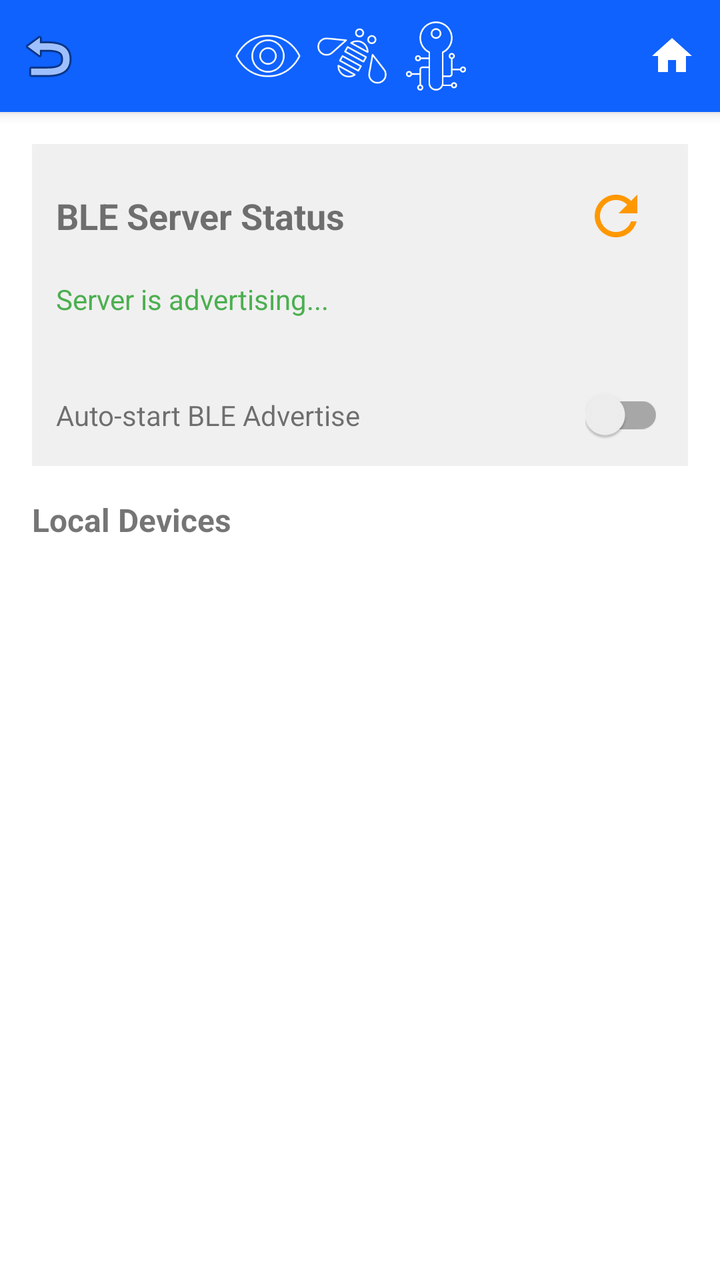
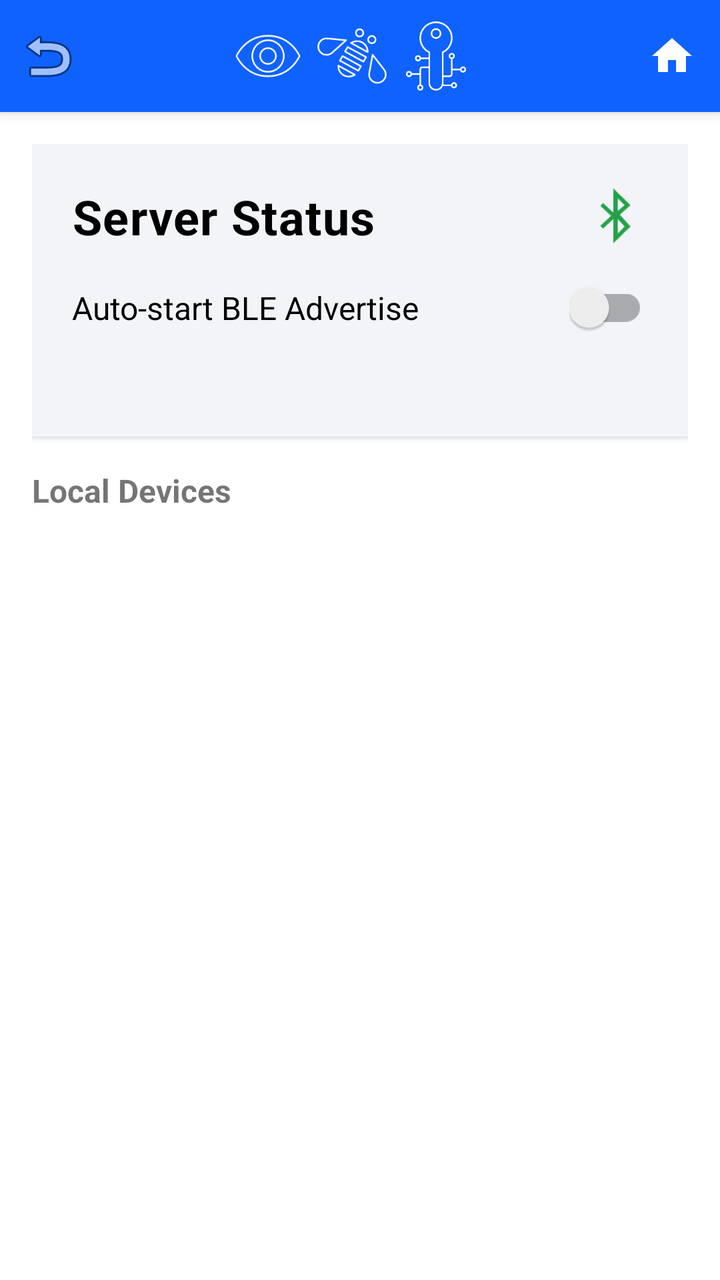

Compare the two renders of this Android layout. The source of the first and the diff that turns it into the second are given below.
<!-- AndroidManifest.xml: activity theme AppTheme.NoActionBar -->
<!-- res/layout/activity_server.xml -->
<?xml version="1.0" encoding="utf-8"?>
<LinearLayout xmlns:android="http://schemas.android.com/apk/res/android"
    xmlns:app="http://schemas.android.com/apk/res-auto"
    android:layout_width="match_parent"
    android:layout_height="match_parent"
    android:orientation="vertical"
    android:background="@android:color/white">

    
    <include
        layout="@layout/toolbar_with_back"
        android:layout_width="match_parent"
        android:layout_height="wrap_content" />

    <LinearLayout
        android:layout_width="match_parent"
        android:layout_height="match_parent"
        android:orientation="vertical"
        android:padding="16dp"
        android:background="@android:color/white">

    
    <LinearLayout
        android:layout_width="match_parent"
        android:layout_height="wrap_content"
        android:orientation="vertical"
        android:background="#F0F0F0"
        android:padding="12dp"
        android:layout_marginBottom="16dp">

        <LinearLayout
            android:layout_width="match_parent"
            android:layout_height="wrap_content"
            android:orientation="horizontal"
            android:gravity="center_vertical"
            android:layout_marginBottom="8dp">

            <TextView
                android:id="@+id/serverStatusTitle"
                android:layout_width="0dp"
                android:layout_height="wrap_content"
                android:layout_weight="1"
                android:text="@string/ble_server_status"
                android:textSize="18sp"
                android:textStyle="bold" />

            <ImageButton
                android:id="@+id/restartServiceButton"
                android:layout_width="48dp"
                android:layout_height="48dp"
                android:src="@drawable/ic_refresh"
                android:background="?attr/selectableItemBackgroundBorderless"
                android:contentDescription="Restart HID Service"
                android:scaleType="fitCenter"
                android:padding="8dp"
                android:tint="#FF9800" />
        </LinearLayout>

        <TextView
            android:id="@+id/serverStatusText"
            android:layout_width="match_parent"
            android:layout_height="wrap_content"
            android:text="@string/ble_server_status_text"
            android:textColor="#4CAF50" />

        <TextView
            android:id="@+id/bleDeviceNameText"
            android:layout_width="match_parent"
            android:layout_height="wrap_content"
            android:layout_marginTop="4dp" />

        
        <LinearLayout
            android:layout_width="match_parent"
            android:layout_height="wrap_content"
            android:orientation="horizontal"
            android:layout_marginTop="12dp"
            android:gravity="center_vertical">

            <TextView
                android:layout_width="0dp"
                android:layout_height="wrap_content"
                android:layout_weight="1"
                android:text="@string/auto_start_on_boot"
                android:textSize="14sp" />

            <androidx.appcompat.widget.SwitchCompat
                android:id="@+id/autoStartSwitch"
                android:layout_width="wrap_content"
                android:layout_height="wrap_content" />
        </LinearLayout>
    </LinearLayout>

    
    <TextView
        android:id="@+id/connectedDevicesTitle"
        android:layout_width="match_parent"
        android:layout_height="wrap_content"
        android:text="@string/local_devices"
        android:textSize="16sp"
        android:textStyle="bold"
        android:layout_marginBottom="8dp" />

    <TextView
        android:id="@+id/noDevicesText"
        android:layout_width="match_parent"
        android:layout_height="wrap_content"
        android:text="@string/no_devices_connected"
        android:textAlignment="center"
        android:visibility="gone"
        android:layout_marginBottom="16dp" />

    <ListView
        android:id="@+id/devicesList"
        android:layout_width="match_parent"
        android:layout_height="0dp"
        android:layout_weight="1"
        android:divider="@android:color/darker_gray"
        android:dividerHeight="0.5dp"
        android:visibility="visible" />

    
    <LinearLayout
        android:id="@+id/authChallengeContainer"
        android:layout_width="match_parent"
        android:layout_height="wrap_content"
        android:orientation="vertical"
        android:background="#E8F5E9"
        android:padding="16dp"
        android:layout_marginTop="16dp"
        android:visibility="gone">

        <TextView
            android:id="@+id/authChallengeTitle"
            android:layout_width="match_parent"
            android:layout_height="wrap_content"
            android:text="Authentication Challenge"
            android:textSize="16sp"
            android:textStyle="bold"
            android:layout_marginBottom="8dp" />

        <TextView
            android:id="@+id/authChallengeDescription"
            android:layout_width="match_parent"
            android:layout_height="wrap_content"
            android:text="A device is requesting authentication. Please verify your identity to continue."
            android:layout_marginBottom="16dp" />

        <TextView
            android:id="@+id/requestTypeText"
            android:layout_width="match_parent"
            android:layout_height="wrap_content"
            android:text="Request Type: Credential Create"
            android:layout_marginBottom="8dp" />

        <TextView
            android:id="@+id/requestOriginText"
            android:layout_width="match_parent"
            android:layout_height="wrap_content"
            android:text="Origin: example.com"
            android:layout_marginBottom="16dp" />

        <Button
            android:id="@+id/authenticateButton"
            android:layout_width="match_parent"
            android:layout_height="wrap_content"
            android:text="Authenticate"
            android:backgroundTint="#4CAF50" />

        <Button
            android:id="@+id/cancelAuthButton"
            android:layout_width="match_parent"
            android:layout_height="wrap_content"
            android:text="Cancel"
            android:layout_marginTop="8dp" />
        </LinearLayout>
    </LinearLayout>

    
    <TextView
        android:id="@+id/activityLogTitle"
        android:layout_width="match_parent"
        android:layout_height="wrap_content"
        android:text="Activity Log"
        android:textSize="16sp"
        android:textStyle="bold"
        android:layout_marginTop="16dp"
        android:layout_marginBottom="8dp" />

    <ScrollView
        android:layout_width="match_parent"
        android:layout_height="100dp"
        android:background="#F5F5F5">

        <TextView
            android:id="@+id/activityLogText"
            android:layout_width="match_parent"
            android:layout_height="wrap_content"
            android:padding="8dp"
            android:textSize="12sp"
            android:fontFamily="monospace" />
    </ScrollView>

</LinearLayout>
<!-- res/layout/toolbar_with_back.xml (included above) -->
<?xml version="1.0" encoding="utf-8"?>
<androidx.appcompat.widget.Toolbar
    xmlns:android="http://schemas.android.com/apk/res/android"
    xmlns:app="http://schemas.android.com/apk/res-auto"
    android:id="@+id/toolbar"
    android:layout_width="match_parent"
    android:layout_height="?attr/actionBarSize"
    android:background="@color/ibm_blue"
    android:elevation="4dp"
    app:contentInsetStart="0dp">

    <LinearLayout
        android:layout_width="match_parent"
        android:layout_height="match_parent"
        android:orientation="horizontal"
        android:gravity="center_vertical">

        <ImageButton
            android:id="@+id/backButton"
            android:layout_width="48dp"
            android:layout_height="48dp"
            android:src="@android:drawable/ic_menu_revert"
            android:background="?attr/selectableItemBackgroundBorderless"
            android:contentDescription="Back"
            android:padding="12dp" />

        <LinearLayout
            android:layout_width="0dp"
            android:layout_height="wrap_content"
            android:layout_weight="1"
            android:orientation="horizontal"
            android:gravity="center"
            android:paddingStart="8dp"
            android:paddingEnd="16dp">

            <ImageView
                android:layout_width="36dp"
                android:layout_height="36dp"
                android:src="@drawable/eye"
                android:contentDescription="Eye icon" />

            <ImageView
                android:layout_width="36dp"
                android:layout_height="36dp"
                android:src="@drawable/bee"
                android:contentDescription="Bee icon"
                android:layout_marginStart="6dp" />

            <ImageView
                android:layout_width="36dp"
                android:layout_height="36dp"
                android:src="@drawable/data_privacy_key"
                android:contentDescription="Key icon"
                android:layout_marginStart="6dp" />
        </LinearLayout>

        <ImageButton
            android:id="@+id/homeButton"
            android:layout_width="48dp"
            android:layout_height="48dp"
            android:src="@drawable/ic_home"
            android:background="?attr/selectableItemBackgroundBorderless"
            android:contentDescription="Home"
            android:padding="12dp" />
    </LinearLayout>
</androidx.appcompat.widget.Toolbar>
<!-- resources referenced by this layout -->
<resources>
  <color name="ibm_blue">#0F62FE</color>
  <!-- drawable bee: vector/xml drawable (drawable, 4047 chars, omitted) -->
  <!-- drawable data_privacy_key: vector/xml drawable (drawable, 2470 chars, omitted) -->
  <!-- drawable eye (drawable) -->
  <vector xmlns:android="http://schemas.android.com/apk/res/android"
      android:width="32dp"
      android:height="32dp"
      android:viewportWidth="32"
      android:viewportHeight="32">
      <path
          android:pathData="M16,25.36c-10.411,0-14.295-9.131-14.333-9.223c-0.036-0.088-0.036-0.187,0-0.274C1.705,15.771,5.589,6.64,16,6.64c10.41,0,14.295,9.13,14.333,9.223c0.036,0.088,0.036,0.187,0,0.274C30.295,16.229,26.41,25.36,16,25.36zM2.395,16C2.916,17.117,6.771,24.64,16,24.64S29.084,17.118,29.605,16C29.084,14.882,25.229,7.36,16,7.36S2.916,14.882,2.395,16zM16,23.36c-4.058,0-7.36-3.302-7.36-7.36S11.942,8.64,16,8.64c4.059,0,7.36,3.302,7.36,7.36C23.36,20.059,20.059,23.36,16,23.36zM16,9.36c-3.661,0-6.64,2.979-6.64,6.64s2.979,6.64,6.64,6.64s6.64-2.979,6.64-6.64S19.661,9.36,16,9.36zM16,19.86c-2.128,0-3.86-1.732-3.86-3.86s1.731-3.86,3.86-3.86c2.128,0,3.86,1.731,3.86,3.86C19.86,18.128,18.128,19.86,16,19.86zM16,12.86c-1.731,0-3.14,1.409-3.14,3.14s1.409,3.14,3.14,3.14s3.14-1.408,3.14-3.14S17.731,12.86,16,12.86z"
          android:fillColor="#FFFFFF" />
  </vector>
  
  
  <!-- drawable ic_home (drawable) -->
  <vector xmlns:android="http://schemas.android.com/apk/res/android"
      android:width="24dp"
      android:height="24dp"
      android:viewportWidth="24"
      android:viewportHeight="24">
      <path
          android:fillColor="#FFFFFF"
          android:pathData="M10,20v-6h4v6h5v-8h3L12,3 2,12h3v8z"/>
  </vector>
  
  
  <!-- drawable ic_refresh (drawable) -->
  <vector xmlns:android="http://schemas.android.com/apk/res/android"
      android:width="24dp"
      android:height="24dp"
      android:viewportWidth="24"
      android:viewportHeight="24">
      <path
          android:fillColor="#FF000000"
          android:pathData="M17.65,6.35C16.2,4.9 14.21,4 12,4c-4.42,0 -7.99,3.58 -7.99,8s3.57,8 7.99,8c3.73,0 6.84,-2.55 7.73,-6h-2.08c-0.82,2.33 -3.04,4 -5.65,4 -3.31,0 -6,-2.69 -6,-6s2.69,-6 6,-6c1.66,0 3.14,0.69 4.22,1.78L13,11h7V4l-2.35,2.35z"/>
  </vector>
  
  
  <string name="auto_start_on_boot">Auto-start BLE Advertise</string>
  <string name="ble_server_status">BLE Server Status</string>
  <string name="ble_server_status_text">Server is advertising...</string>
  <string name="local_devices">Local Devices</string>
  <string name="no_devices_connected">No devices connected</string>
  <style name="AppTheme.NoActionBar" parent="Theme.AppCompat.DayNight.NoActionBar">
          
          <item name="colorPrimary">@color/ibm_blue</item>
          <item name="colorPrimaryVariant">@color/cyan_30</item>
          <item name="colorOnPrimary">@color/ibm_white</item>
          
          <item name="colorSecondary">@color/purple_40</item>
          <item name="colorSecondaryVariant">@color/magenta_40</item>
          <item name="colorOnSecondary">@color/ibm_white</item>
          
          <item name="android:colorBackground">@color/ibm_white</item>
          <item name="colorOnBackground">@color/ibm_black</item>
          
          <item name="colorSurface">@color/cool_gray_10</item>
          <item name="colorOnSurface">@color/ibm_black</item>
          
          <item name="colorError">@color/magenta_40</item>
          <item name="colorOnError">@color/ibm_white</item>
      </style>
  <color name="cyan_30">#82CFFF</color>
  <color name="ibm_white">#FFFFFF</color>
  <color name="purple_40">#BE95FF</color>
  <color name="magenta_40">#FF7EB6</color>
  <color name="ibm_black">#000000</color>
  <color name="cool_gray_10">#F2F4F8</color>
</resources>

<!-- the commit's change to res/layout/activity_server.xml (unified diff, before → after) -->
@@ -24,57 +24,46 @@
         android:layout_width="match_parent"
         android:layout_height="wrap_content"
         android:orientation="vertical"
-        android:background="#F0F0F0"
-        android:padding="12dp"
-        android:layout_marginBottom="16dp">
-
+        android:background="@color/cool_gray_10"
+        android:padding="20dp"
+        android:layout_marginBottom="16dp"
+        android:elevation="2dp">
+
+        
         <LinearLayout
             android:layout_width="match_parent"
             android:layout_height="wrap_content"
             android:orientation="horizontal"
             android:gravity="center_vertical"
-            android:layout_marginBottom="8dp">
+            android:layout_marginBottom="16dp">
 
             <TextView
                 android:id="@+id/serverStatusTitle"
                 android:layout_width="0dp"
                 android:layout_height="wrap_content"
                 android:layout_weight="1"
-                android:text="@string/ble_server_status"
-                android:textSize="18sp"
-                android:textStyle="bold" />
-
-            <ImageButton
-                android:id="@+id/restartServiceButton"
-                android:layout_width="48dp"
-                android:layout_height="48dp"
-                android:src="@drawable/ic_refresh"
-                android:background="?attr/selectableItemBackgroundBorderless"
-                android:contentDescription="Restart HID Service"
-                android:scaleType="fitCenter"
-                android:padding="8dp"
-                android:tint="#FF9800" />
-        </LinearLayout>
-
-        <TextView
-            android:id="@+id/serverStatusText"
-            android:layout_width="match_parent"
-            android:layout_height="wrap_content"
-            android:text="@string/ble_server_status_text"
-            android:textColor="#4CAF50" />
-
-        <TextView
-            android:id="@+id/bleDeviceNameText"
-            android:layout_width="match_parent"
-            android:layout_height="wrap_content"
-            android:layout_marginTop="4dp" />
+                android:text="@string/server_status"
+                android:textSize="24sp"
+                android:textStyle="bold"
+                android:textColor="@color/ibm_black"
+                android:letterSpacing="0.02" />
+
+            
+            <ImageView
+                android:id="@+id/btStatusIcon"
+                android:layout_width="32dp"
+                android:layout_height="32dp"
+                android:src="@android:drawable/stat_sys_data_bluetooth"
+                android:contentDescription="Bluetooth Status"
+                android:tint="@color/device_connected" />
+        </LinearLayout>
 
         
         <LinearLayout
             android:layout_width="match_parent"
             android:layout_height="wrap_content"
             android:orientation="horizontal"
-            android:layout_marginTop="12dp"
+            android:layout_marginBottom="12dp"
             android:gravity="center_vertical">
 
             <TextView
@@ -82,13 +71,21 @@
                 android:layout_height="wrap_content"
                 android:layout_weight="1"
                 android:text="@string/auto_start_on_boot"
-                android:textSize="14sp" />
+                android:textSize="16sp"
+                android:textColor="@color/text_primary" />
 
             <androidx.appcompat.widget.SwitchCompat
                 android:id="@+id/autoStartSwitch"
                 android:layout_width="wrap_content"
                 android:layout_height="wrap_content" />
         </LinearLayout>
+
+        <TextView
+            android:id="@+id/bleDeviceNameText"
+            android:layout_width="match_parent"
+            android:layout_height="wrap_content"
+            android:textSize="14sp"
+            android:textColor="@color/text_secondary" />
     </LinearLayout>
 
     
<!-- resource entries referenced after the edit -->
@@ -1,6 +1,8 @@
 <!-- resources referenced by this layout -->
 <resources>
   <color name="ibm_blue">#0F62FE</color>
+  <color name="text_primary">#000000</color>
+  <color name="text_secondary">#525252</color>
   <!-- drawable bee: vector/xml drawable (drawable, 4047 chars, omitted) -->
   <!-- drawable data_privacy_key: vector/xml drawable (drawable, 2470 chars, omitted) -->
   <!-- drawable eye (drawable) -->
@@ -27,23 +29,10 @@
   </vector>
   
   
-  <!-- drawable ic_refresh (drawable) -->
-  <vector xmlns:android="http://schemas.android.com/apk/res/android"
-      android:width="24dp"
-      android:height="24dp"
-      android:viewportWidth="24"
-      android:viewportHeight="24">
-      <path
-          android:fillColor="#FF000000"
-          android:pathData="M17.65,6.35C16.2,4.9 14.21,4 12,4c-4.42,0 -7.99,3.58 -7.99,8s3.57,8 7.99,8c3.73,0 6.84,-2.55 7.73,-6h-2.08c-0.82,2.33 -3.04,4 -5.65,4 -3.31,0 -6,-2.69 -6,-6s2.69,-6 6,-6c1.66,0 3.14,0.69 4.22,1.78L13,11h7V4l-2.35,2.35z"/>
-  </vector>
-  
-  
   <string name="auto_start_on_boot">Auto-start BLE Advertise</string>
-  <string name="ble_server_status">BLE Server Status</string>
-  <string name="ble_server_status_text">Server is advertising...</string>
   <string name="local_devices">Local Devices</string>
   <string name="no_devices_connected">No devices connected</string>
+  <string name="server_status">Server Status</string>
   <style name="AppTheme.NoActionBar" parent="Theme.AppCompat.DayNight.NoActionBar">
           
           <item name="colorPrimary">@color/ibm_blue</item>
@@ -69,5 +58,6 @@
   <color name="magenta_40">#FF7EB6</color>
   <color name="ibm_black">#000000</color>
   <color name="cool_gray_10">#F2F4F8</color>
+  <color name="device_connected">#24A148</color>
 </resources>
 
